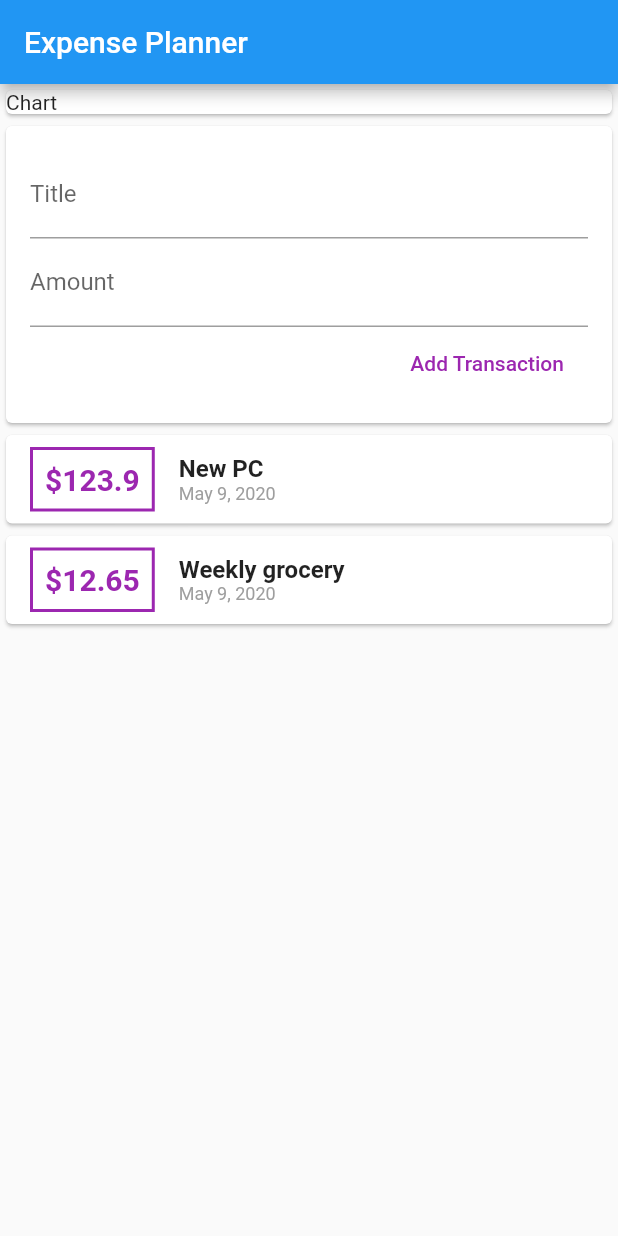
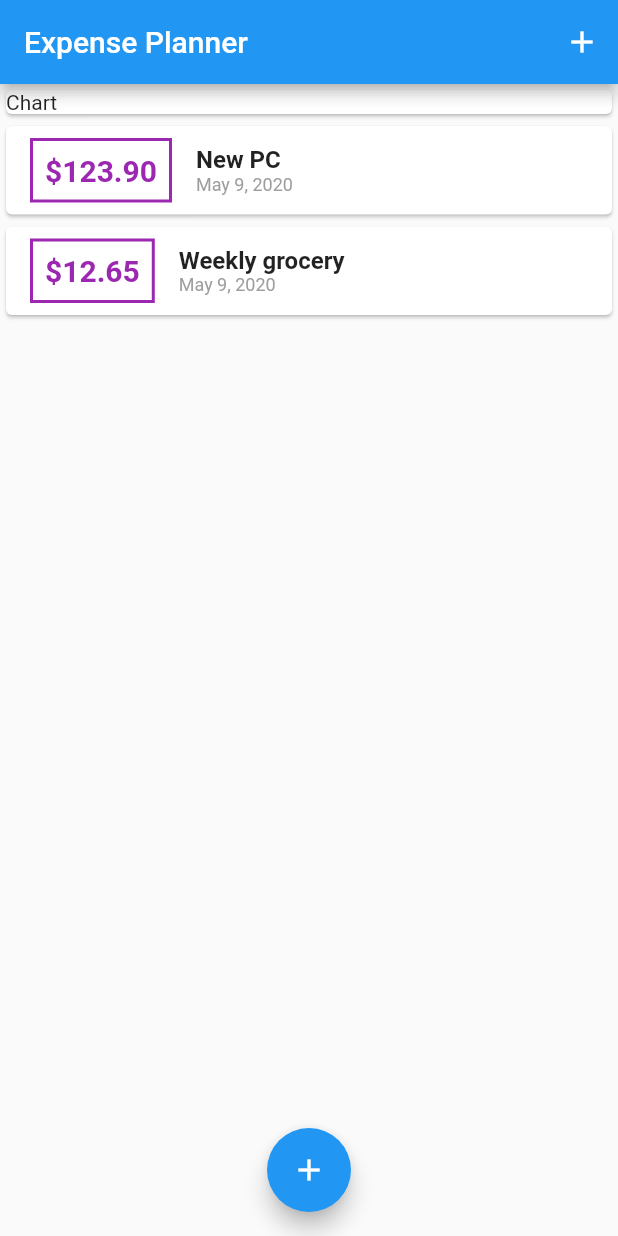
Before and after one commit to fbriansyah/expense_planner, a Flutter app: the screen it shows after launch, on a phone screen of 412 x 824 dp. Run offline on Flutter 3.47's test engine with Material 2 defaults, Android fonts, the phone set to English and light mode, and no system bars.

```diff
--- a/lib/main.dart
+++ b/lib/main.dart
@@ -1,36 +1,81 @@
 import 'package:flutter/material.dart';
 
-import './widgets/user_transactions.dart';
+import './widgets/transaction_list.dart';
+import './widgets/new_transaction.dart';
+import './models/transaction.dart';
+
 void main() => runApp(MyApp());
 
 class MyApp extends StatelessWidget {
-  // This widget is the root of your application.
   @override
   Widget build(BuildContext context) {
     return MaterialApp(
-      title: 'Flutter Demo',
-      theme: ThemeData(
-        primarySwatch: Colors.blue,
-      ),
+      title: 'Flutter App',
       home: HomePage(),
     );
   }
 }
 
-class HomePage extends StatelessWidget {
+class HomePage extends StatefulWidget {
+  @override
+  _HomePageState createState() => _HomePageState();
+}
 
-  // String titleInput;
-  // String amountInput;
-  final TextEditingController titleController = TextEditingController();
-  final TextEditingController amountController = TextEditingController();
+class _HomePageState extends State<HomePage> {
+  final List<Transaction> _userTransactions = [
+    Transaction(
+      id: 'tx01',
+      title: 'New PC',
+      amount: 123.9,
+      date: DateTime.now(),
+    ),
+    Transaction(
+      id: 'tx02',
+      title: 'Weekly grocery',
+      amount: 12.65,
+      date: DateTime.now(),
+    ),
+  ];
+
+  void _addTransaction(String txTitle, double txAmount) {
+    final newTx = Transaction(
+      title: txTitle,
+      amount: txAmount,
+      date: DateTime.now(),
+      id: DateTime.now().toString(),
+    );
+
+    setState(() {
+      _userTransactions.add(newTx);
+    });
+  }
+
+  void startAddNewTransaction(BuildContext ctx) {
+    showModalBottomSheet(
+      context: ctx,
+      builder: (_) {
+        return GestureDetector(
+          onTap: () {},
+          child: NewTransaction(_addTransaction),
+          behavior: HitTestBehavior.opaque,
+        );
+      },
+    );
+  }
 
   @override
   Widget build(BuildContext context) {
     return Scaffold(
       appBar: AppBar(
         title: Text('Expense Planner'),
+        actions: <Widget>[
+          IconButton(
+            icon: Icon(Icons.add),
+            onPressed: () => startAddNewTransaction(context),
+          )
+        ],
       ),
-      body: Center(
+      body: SingleChildScrollView(
         child: Column(
           crossAxisAlignment: CrossAxisAlignment.stretch,
           children: <Widget>[
@@ -40,9 +85,14 @@ class HomePage extends StatelessWidget {
                 child: Text('Chart'),
               ),
             ),
-            UserTransaction(),
+            TransactionList(_userTransactions),
           ],
         ),
+      ),
+      floatingActionButtonLocation: FloatingActionButtonLocation.centerFloat,
+      floatingActionButton: FloatingActionButton(
+        child: Icon(Icons.add),
+        onPressed: () => startAddNewTransaction(context),
       ),
     );
   }
--- a/lib/widgets/transaction_list.dart
+++ b/lib/widgets/transaction_list.dart
@@ -4,14 +4,17 @@ import 'package:intl/intl.dart';
 import '../models/transaction.dart';
 
 class TransactionList extends StatelessWidget {
-  final List<Transaction> transaction;
+  final List<Transaction> transactions;
 
-  TransactionList(this.transaction);
+  TransactionList(this.transactions);
 
   @override
   Widget build(BuildContext context) {
-    return Column(
-              children: transaction.map((tx) {
+    return Container(
+      height: 550,
+      child: ListView.builder(
+        itemCount: transactions.length,
+        itemBuilder: (ctx, index) {
           return Card(
             child: Row(
               children: <Widget>[
@@ -28,7 +31,7 @@ class TransactionList extends StatelessWidget {
                     ),
                   ),
                   child: Text(
-                          '\$${tx.amount}',
+                    '\$${transactions[index].amount.toStringAsFixed(2)}',
                     style: TextStyle(
                       fontWeight: FontWeight.bold,
                       fontSize: 20,
@@ -40,14 +43,14 @@ class TransactionList extends StatelessWidget {
                   crossAxisAlignment: CrossAxisAlignment.start,
                   children: <Widget>[
                     Text(
-                            tx.title,
+                      transactions[index].title,
                       style: TextStyle(
                         fontSize: 16,
                         fontWeight: FontWeight.bold,
                       ),
                     ),
                     Text(
-                            DateFormat().add_yMMMd().format(tx.date),
+                      DateFormat().add_yMMMd().format(transactions[index].date),
                       style: TextStyle(
                         fontSize: 12,
                         color: Colors.grey,
@@ -58,7 +61,8 @@ class TransactionList extends StatelessWidget {
               ],
             ),
           );
-              }).toList(),
+        },
+      ),
     );
   }
 }
```
Also changed, not shown: lib/widgets/new_transaction.dart (+13 -8 lines). Lines whose indentation alone changed are shown as unchanged.
